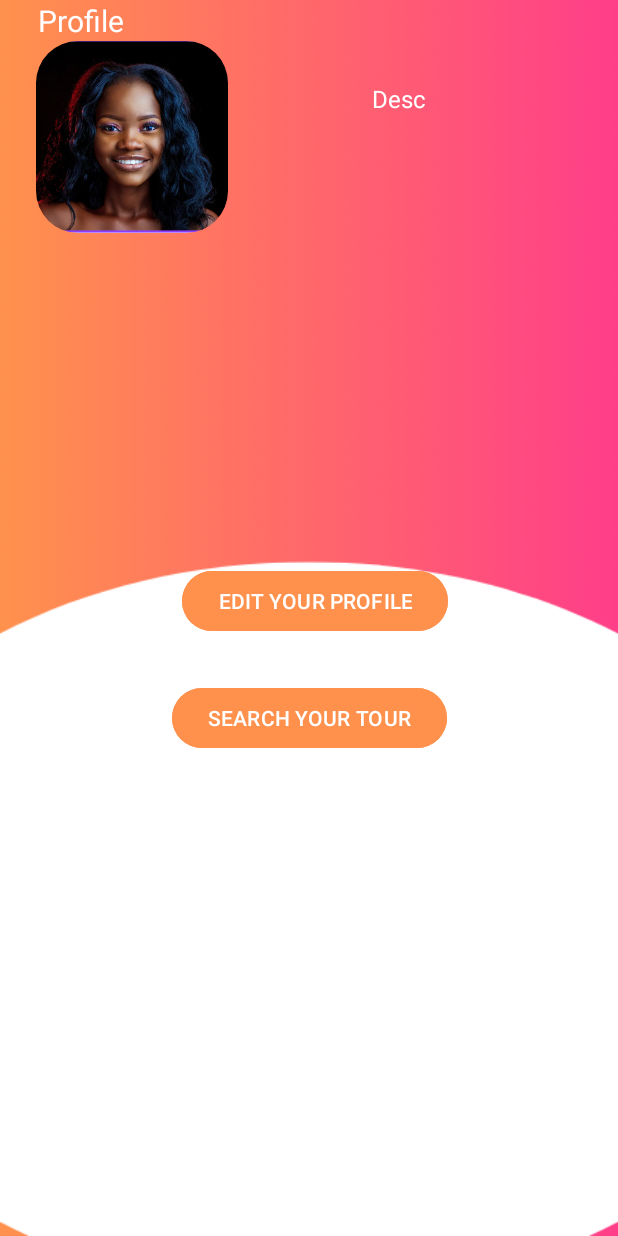
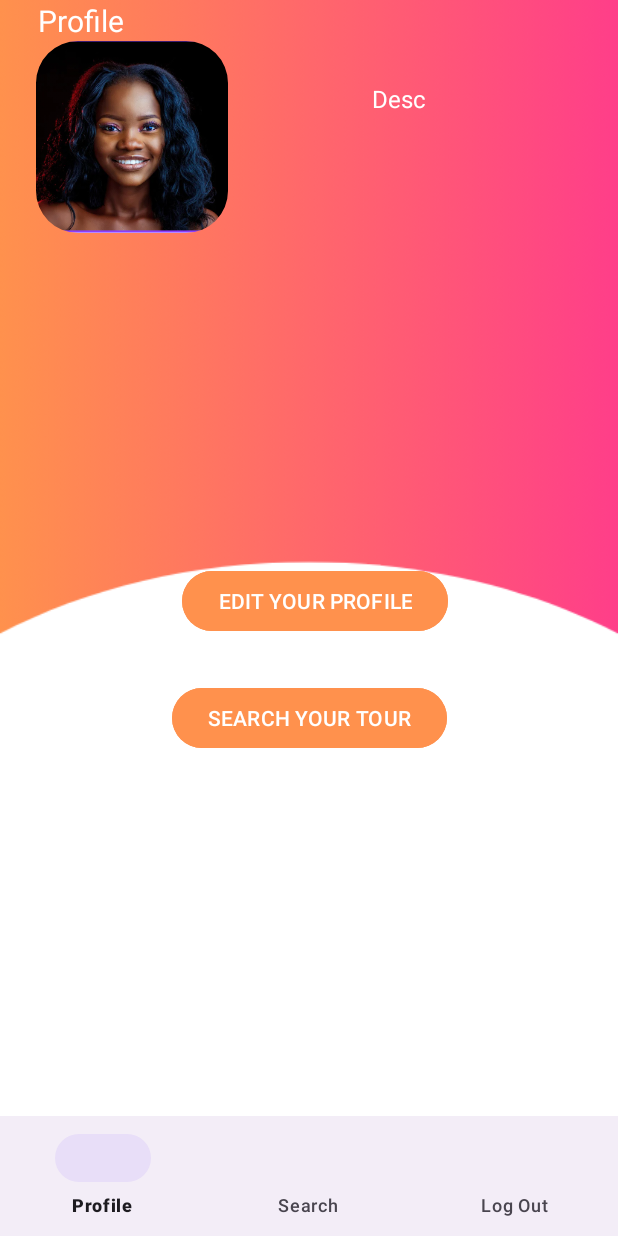
Before and after one commit to iamcristinanr/ANDROIDcitysound, an Android app: the Profile screen opened directly, with no data from a screen before it, on a phone screen of 412 x 824 dp. Run offline under Robolectric (Android 15) with nearby library versions, the light colour scheme and no system bars; network calls fail.

Commit message:
corregido BottomNavigationView

```diff
--- a/app/src/main/res/layout/activity_navigation.xml
+++ b/app/src/main/res/layout/activity_navigation.xml
@@ -7,7 +7,7 @@
     android:layout_height="match_parent"
     tools:context=".MainActivity">
 
-    <android.support.design.widget.BottomNavigationView
+    <com.google.android.material.bottomnavigation.BottomNavigationView
         android:id="@+id/bottom_navigation_view"
         android:layout_width="match_parent"
         android:layout_height="wrap_content"
--- a/app/src/main/res/layout/activity_profile.xml
+++ b/app/src/main/res/layout/activity_profile.xml
@@ -92,30 +92,10 @@
         app:layout_constraintEnd_toEndOf="parent"
         app:layout_constraintStart_toStartOf="parent" />
 
-    <androidx.drawerlayout.widget.DrawerLayout xmlns:android="http://schemas.android.com/apk/res/android"
-        xmlns:app="http://schemas.android.com/apk/res-auto"
-        android:id="@+id/drawer_layout"
+    <include
+        layout="@layout/activity_navigation"
         android:layout_width="match_parent"
-        android:layout_height="match_parent">
-
-        <!-- Contenido principal de la actividad -->
-        <FrameLayout
-            android:id="@+id/main_content"
-            android:layout_width="match_parent"
-            android:layout_height="match_parent" />
-
-        <!-- NavigationView para el Navigation Drawer -->
-        <com.google.android.material.navigation.NavigationView
-            android:id="@+id/bottom_navigation_view"
-            android:layout_width="wrap_content"
-            android:layout_height="match_parent"
-            android:layout_gravity="start"
-            app:menu="@menu/navigation_menu" />
-
-    </androidx.drawerlayout.widget.DrawerLayout>
-
-
-
+        android:layout_height="match_parent" />
 
 
 
```
